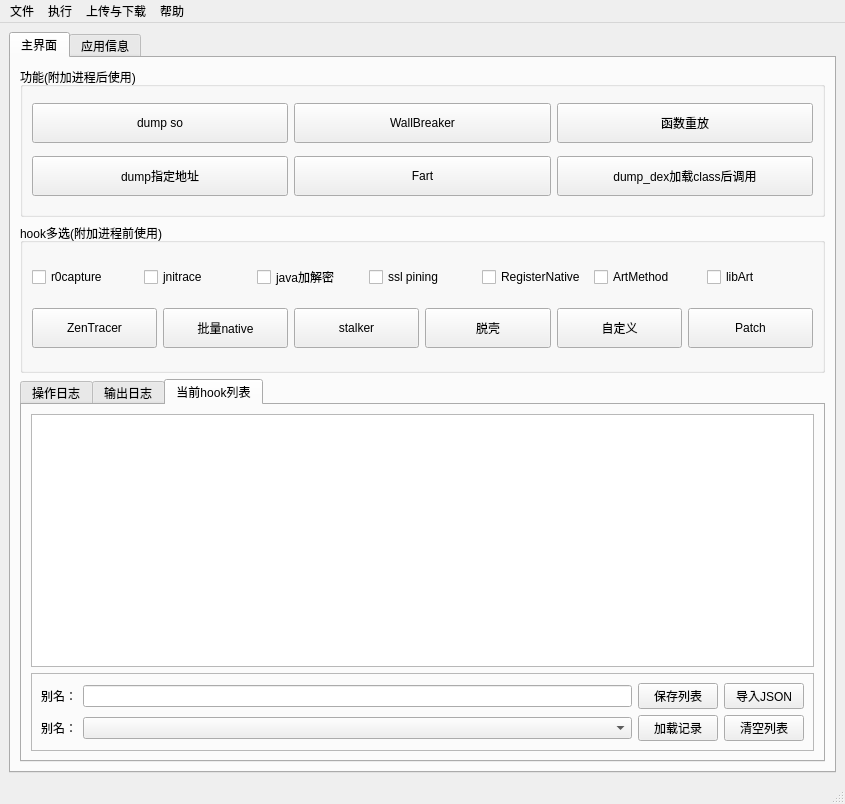
First picture: the form in ui/kmain.ui, repository dqzg12300/fridaUiTools, before the edit.
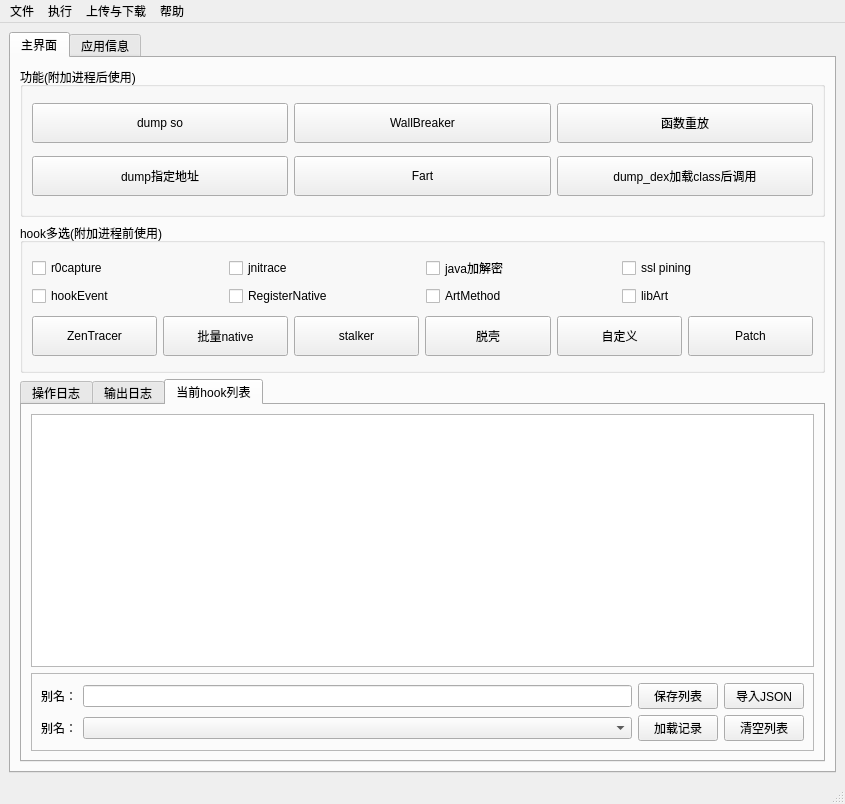
Second picture: the form after the edit.

Commit message: 增加所有视图的点击事件hook。调整FRIDA-DEXDump的结果保存路径

Patch:
```diff
--- a/ui/kmain.ui
+++ b/ui/kmain.ui
@@ -132,20 +132,6 @@
           <layout class="QGridLayout" name="gridLayout_7">
            <item row="0" column="0">
             <layout class="QGridLayout" name="gridLayout_5">
-             <item row="0" column="6">
-              <widget class="QCheckBox" name="chkLibArt">
-               <property name="text">
-                <string>libArt</string>
-               </property>
-              </widget>
-             </item>
-             <item row="0" column="2">
-              <widget class="QCheckBox" name="chkJavaEnc">
-               <property name="text">
-                <string>java加解密</string>
-               </property>
-              </widget>
-             </item>
              <item row="0" column="0">
               <widget class="QCheckBox" name="chkNetwork">
                <property name="text">
@@ -153,20 +139,6 @@
                </property>
               </widget>
              </item>
-             <item row="0" column="4">
-              <widget class="QCheckBox" name="chkRegisterNative">
-               <property name="text">
-                <string>RegisterNative</string>
-               </property>
-              </widget>
-             </item>
-             <item row="0" column="3">
-              <widget class="QCheckBox" name="chkSslPining">
-               <property name="text">
-                <string>ssl pining</string>
-               </property>
-              </widget>
-             </item>
              <item row="0" column="1">
               <widget class="QCheckBox" name="chkJni">
                <property name="text">
@@ -174,13 +146,48 @@
                </property>
               </widget>
              </item>
-             <item row="0" column="5">
+             <item row="0" column="2">
+              <widget class="QCheckBox" name="chkJavaEnc">
+               <property name="text">
+                <string>java加解密</string>
+               </property>
+              </widget>
+             </item>
+             <item row="0" column="3">
+              <widget class="QCheckBox" name="chkSslPining">
+               <property name="text">
+                <string>ssl pining</string>
+               </property>
+              </widget>
+             </item>
+             <item row="1" column="0">
+              <widget class="QCheckBox" name="chkHookEvent">
+               <property name="text">
+                <string>hookEvent</string>
+               </property>
+              </widget>
+             </item>
+             <item row="1" column="1">
+              <widget class="QCheckBox" name="chkRegisterNative">
+               <property name="text">
+                <string>RegisterNative</string>
+               </property>
+              </widget>
+             </item>
+             <item row="1" column="2">
               <widget class="QCheckBox" name="chkArtMethod">
                <property name="text">
                 <string>ArtMethod</string>
                </property>
               </widget>
              </item>
+             <item row="1" column="3">
+              <widget class="QCheckBox" name="chkLibArt">
+               <property name="text">
+                <string>libArt</string>
+               </property>
+              </widget>
+             </item>
             </layout>
            </item>
            <item row="1" column="0">
```
The commit also changes 8 other files.
